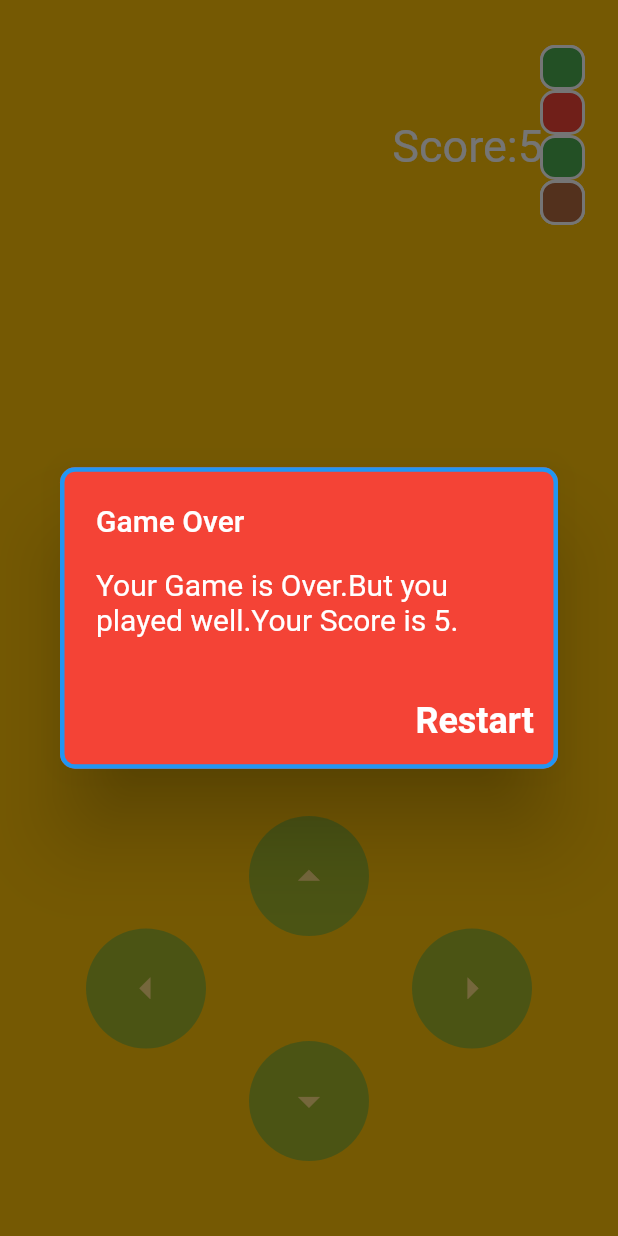
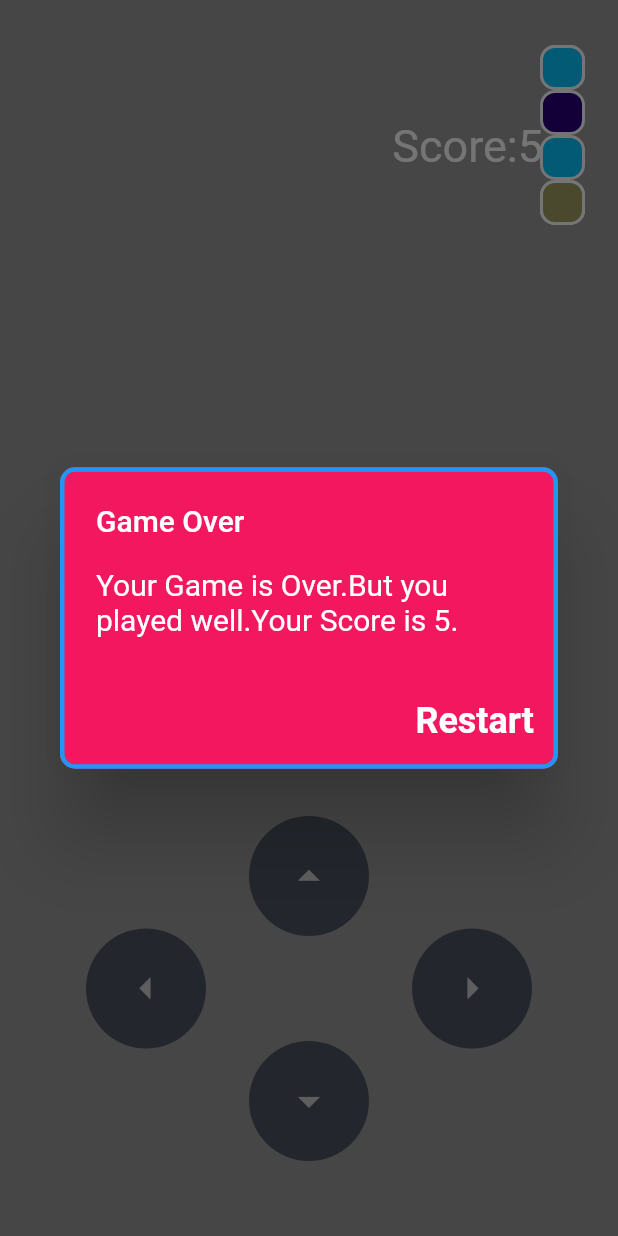
Before and after one commit to itsmjahid/2D_snake_games, a Flutter app: the screen it shows after launch, on a phone screen of 412 x 824 dp. Run offline on Flutter 3.47's test engine with Material 2 defaults, Android fonts, the phone set to English and light mode, and no system bars.

Commit message:
color correction

```diff
--- a/lib/control_button.dart
+++ b/lib/control_button.dart
@@ -15,7 +15,7 @@ class ControlButton extends StatelessWidget {
         height: 80.0,
         child: FittedBox(
           child: FloatingActionButton(
-            backgroundColor: Colors.green,
+            backgroundColor: Color.fromARGB(255, 1, 17, 46),
             elevation: 0.0,
             onPressed:onPressed,
             child: icon,
--- a/lib/game.dart
+++ b/lib/game.dart
@@ -115,7 +115,7 @@ class _GamePageState extends State<GamePage> {
       context: context,
       builder: (ctx) {
         return AlertDialog(
-          backgroundColor: Colors.red,
+          backgroundColor: Color.fromARGB(255, 243, 23, 96),
           shape: RoundedRectangleBorder(
             side: BorderSide(color: Colors.blue, width: 3.0),
             borderRadius: BorderRadius.all(Radius.circular(10.0)),
@@ -189,7 +189,7 @@ class _GamePageState extends State<GamePage> {
       posX: foodPosition!.dx.toInt(),
       posY: foodPosition!.dy.toInt(),
       size: step,
-      color: Colors.red,
+      color: Color.fromARGB(255, 255, 139, 7),
       isAnimated: true,
     );
   }
@@ -207,7 +207,7 @@ class _GamePageState extends State<GamePage> {
         posX: positions[i].dx.toInt(),
         posY: positions[i].dy.toInt(),
         size: step,
-        color: i.isEven ? Colors.red : Colors.green,
+        color: i.isEven ? Color.fromARGB(255, 43, 1, 122) : Color.fromARGB(255, 7, 197, 255),
         isAnimated: false,
       ));
     }
@@ -235,8 +235,9 @@ class _GamePageState extends State<GamePage> {
     upperBoundY = getNearestTens(screenHeight!.toInt() - step!);
     upperBoundX = getNearestTens(screenWidth!.toInt() - step!);
     return Scaffold(
-      body: Container(
-        color: Colors.amber,
+      body: SafeArea(
+        child: Container(
+          color: Color.fromARGB(115, 36, 35, 35),
           child: Stack(
             children: [
               Stack(
@@ -248,6 +249,7 @@ class _GamePageState extends State<GamePage> {
             ],
           ),
         ),
+      ),
     );
   }
 }
```
Lines whose indentation alone changed are shown as unchanged.
